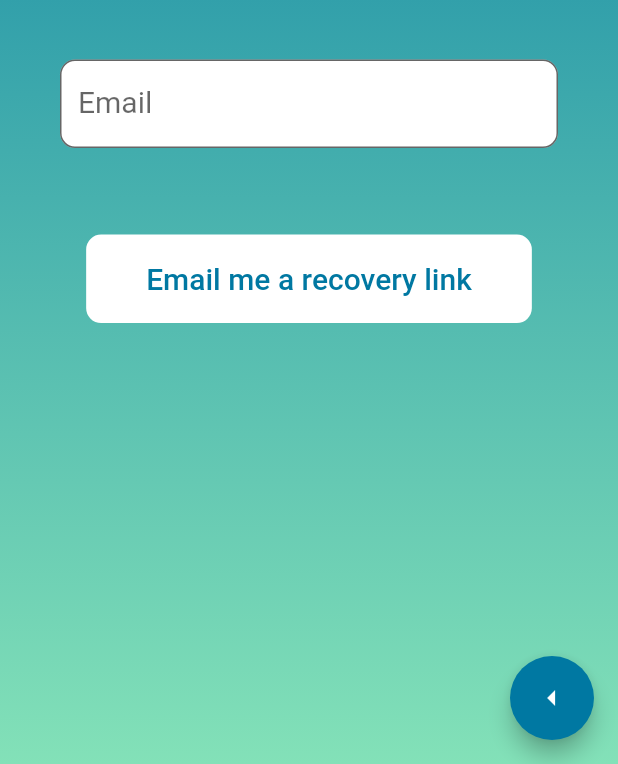
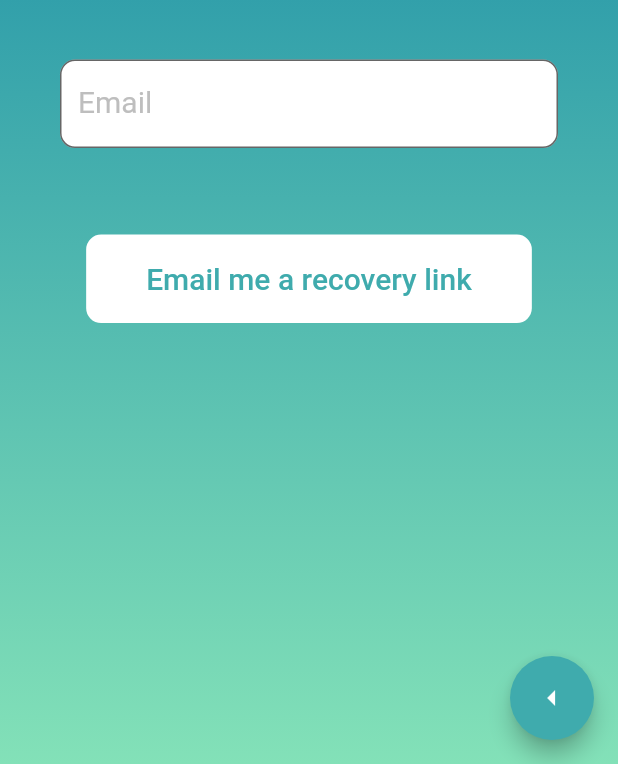
Before and after one commit to ayang726/flutterfire_test, a Flutter app: the Authenticate widget shown alone on an empty page, opened directly, after a tap on "Sign Up", after a tap on "Log In", after a tap on "Forgot password?", on a phone screen of 412 x 824 dp, the part 472-1236 px from its top. Run offline on Flutter 3.47's test engine with Material 2 defaults, Android fonts, the phone set to English and light mode, and no system bars; our stand-ins replace firebase_auth, firebase_dynamic_links; accounts and stored records are empty; network calls fail.

Commit message:
Conforming to design parameters

```diff
--- a/lib/main.dart
+++ b/lib/main.dart
@@ -32,6 +32,7 @@ class MyApp extends StatelessWidget {
             // is not restarted.
             primaryColor: const Color(0xFF0078A2),
             accentColor: Colors.white,
+            fontFamily: 'Roboto',
           ),
           home: AuthWrapper(),
         ),
--- a/lib/screens/authWrapper.dart
+++ b/lib/screens/authWrapper.dart
@@ -2,6 +2,7 @@ import 'package:flutter/material.dart';
 import 'package:flutterfire_test/models/user.dart';
 import 'package:flutterfire_test/screens/authentication/authenticate.dart';
 import 'package:flutterfire_test/screens/home/home.dart';
+
 import 'package:provider/provider.dart';
 
 class AuthWrapper extends StatelessWidget {
--- a/lib/screens/authentication/authenticate.dart
+++ b/lib/screens/authentication/authenticate.dart
@@ -40,12 +40,8 @@ class _AuthenticateState extends State<Authenticate> {
     });
   }
 
-  final V2 = false;
   @override
   Widget build(BuildContext context) {
-    if (V2) {
-      return Login();
-    } else {
     switch (_loginMethod) {
       case LoginMethod.signupWithEmailAndPassword:
         return Signup(navigateTo: gotoAuthScreen);
@@ -62,7 +58,6 @@ class _AuthenticateState extends State<Authenticate> {
     }
   }
 }
-}
 
 enum LoginMethod {
   signupWithEmailAndPassword,
--- a/lib/screens/authentication/inputTextFormField.dart
+++ b/lib/screens/authentication/inputTextFormField.dart
@@ -33,7 +33,7 @@ class InputTextFormField extends StatelessWidget {
             filled: true,
             fillColor: Colors.white,
             labelText: labelText,
-            labelStyle: TextStyle(fontSize: 20),
+            labelStyle: TextStyle(fontSize: 20, color: Color(0xFFBEBEBE)),
             errorStyle: TextStyle(fontSize: 15)),
         focusNode: focusNode,
         obscureText: obscureText,
--- a/lib/screens/authentication/login.dart
+++ b/lib/screens/authentication/login.dart
@@ -3,7 +3,7 @@ import 'package:flutterfire_test/screens/authentication/authBtn.dart';
 import 'package:flutterfire_test/screens/authentication/authenticate.dart';
 import 'package:flutterfire_test/screens/authentication/inputTextFormField.dart';
 import 'package:flutterfire_test/services/firebaseAuth.dart';
-import 'package:flutterfire_test/widgets/spinner.dart';
+import 'package:flutterfire_test/widgets/loading.dart';
 
 class Login extends StatefulWidget {
   final Function navigateTo;
@@ -61,7 +61,7 @@ class _LoginState extends State<Login> {
   @override
   Widget build(BuildContext context) {
     return loading
-        ? LoadingSpinner()
+        ? LoadingScreen()
         : LayoutBuilder(
             builder:
                 (BuildContext context, BoxConstraints viewportConstraints) {
@@ -140,14 +140,14 @@ class _LoginState extends State<Login> {
                                     children: <Widget>[
                                       AuthBtn(
                                         text: 'Sign Up',
-                                        btnColor: const Color(0xFF0078A2),
+                                        btnColor: const Color(0xFF3FABAD),
                                         textColor: Colors.white,
                                         onPressed: _handleSignup,
                                       ),
                                       AuthBtn(
                                         text: 'Log In',
                                         btnColor: Colors.white,
-                                        textColor: const Color(0xFF0078A2),
+                                        textColor: const Color(0xFF3FABAD),
                                         onPressed: _handleLogIn,
                                       ),
                                     ],
--- a/lib/screens/authentication/passwordlessSignin.dart
+++ b/lib/screens/authentication/passwordlessSignin.dart
@@ -1,7 +1,7 @@
 import 'package:flutter/material.dart';
 import 'package:flutterfire_test/screens/authentication/authenticate.dart';
 import 'package:flutterfire_test/services/firebaseAuth.dart';
-import 'package:flutterfire_test/widgets/spinner.dart';
+import 'package:flutterfire_test/widgets/loading.dart';
 
 class PasswordlessLogin extends StatefulWidget {
   final Function gotoAuthMethod;
@@ -63,7 +63,7 @@ because we don't have a app id for ios. and haven't set
   @override
   Widget build(BuildContext context) {
     return loading
-        ? LoadingSpinner()
+        ? LoadingScreen()
         : Scaffold(
             appBar: AppBar(
               title: Text('Passwordless Login'),
--- a/lib/screens/authentication/resetPassword.dart
+++ b/lib/screens/authentication/resetPassword.dart
@@ -3,7 +3,7 @@ import 'package:flutter/services.dart';
 import 'package:flutterfire_test/screens/authentication/authenticate.dart';
 
 import 'package:flutterfire_test/services/firebaseAuth.dart';
-import 'package:flutterfire_test/widgets/spinner.dart';
+import 'package:flutterfire_test/widgets/loading.dart';
 
 import 'authBtn.dart';
 import 'inputTextFormField.dart';
@@ -60,7 +60,7 @@ class _ResetPassword extends State<ResetPassword> {
   @override
   Widget build(BuildContext context) {
     if (loading) {
-      return LoadingSpinner();
+      return LoadingScreen();
     } else {
       return LayoutBuilder(
         builder: (BuildContext context, BoxConstraints viewportConstraints) {
@@ -69,7 +69,7 @@ class _ResetPassword extends State<ResetPassword> {
               child: Icon(Icons.arrow_left),
               onPressed: _handleLogin,
               foregroundColor: Colors.white,
-              backgroundColor: const Color(0xFF0078A2),
+              backgroundColor: const Color(0xFF3FABAD),
               tooltip: 'Back to Log In',
             ),
             body: SingleChildScrollView(
@@ -121,7 +121,7 @@ class _ResetPassword extends State<ResetPassword> {
                               AuthBtn(
                                 text: 'Email me a recovery link',
                                 btnColor: Colors.white,
-                                textColor: const Color(0xFF0078A2),
+                                textColor: const Color(0xFF3FABAD),
                                 onPressed: _handleResetPassword,
                               ),
                               Text(
--- a/lib/screens/authentication/signup.dart
+++ b/lib/screens/authentication/signup.dart
@@ -1,6 +1,6 @@
 import 'package:flutter/material.dart';
 import 'package:flutterfire_test/services/firebaseAuth.dart';
-import 'package:flutterfire_test/widgets/spinner.dart';
+import 'package:flutterfire_test/widgets/loading.dart';
 
 import 'authBtn.dart';
 import 'authenticate.dart';
@@ -52,7 +52,7 @@ class _SignupState extends State<Signup> {
   @override
   Widget build(BuildContext context) {
     return loading
-        ? LoadingSpinner()
+        ? LoadingScreen()
         : LayoutBuilder(
             builder:
                 (BuildContext context, BoxConstraints viewportConstraints) {
@@ -150,12 +150,12 @@ class _SignupState extends State<Signup> {
                                       AuthBtn(
                                         text: 'Sign Up',
                                         btnColor: Colors.white,
-                                        textColor: const Color(0xFF0078A2),
+                                        textColor: const Color(0xFF3FABAD),
                                         onPressed: _handleSignup,
                                       ),
                                       AuthBtn(
                                         text: 'Log In',
-                                        btnColor: const Color(0xFF0078A2),
+                                        btnColor: const Color(0xFF3FABAD),
                                         textColor: Colors.white,
                                         onPressed: _handleLogin,
                                       ),
```
Also changed, not shown: lib/screens/home/poll.dart (deleted, +0 -13 lines), lib/widgets/loading.dart (added, +41 -0 lines), lib/widgets/spinner.dart (deleted, +0 -14 lines). Lines whose indentation alone changed are shown as unchanged.
